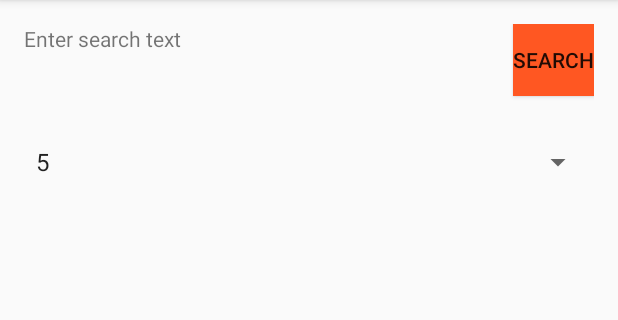
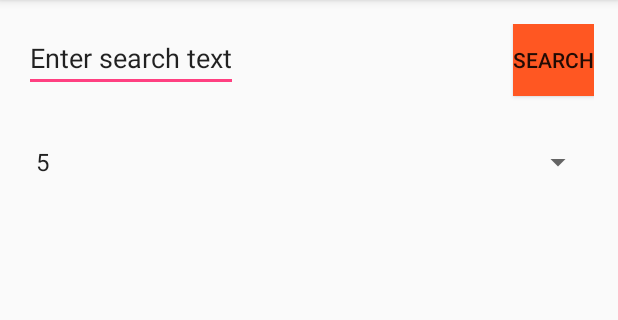
Before and after one commit to Favna/KB-50.10-Repo, an Android app: the screen it shows after launch (SearchActivity), on a phone screen of 412 x 824 dp, the part 84-404 px from its top. Run offline under Robolectric (Android 15) with nearby library versions, the phone set to English and light mode, and no system bars.

Commit message:
Goede text box voor text view

```diff
--- a/WorkSurge/app/src/main/java/com/example/method/worksurge/SearchActivity.java
+++ b/WorkSurge/app/src/main/java/com/example/method/worksurge/SearchActivity.java
@@ -9,6 +9,7 @@ import android.view.View;
 import android.view.Menu;
 import android.view.MenuItem;
 import android.widget.ArrayAdapter;
+import android.widget.EditText;
 import android.widget.Spinner;
 import android.widget.TextView;
 
@@ -72,17 +73,17 @@ public class SearchActivity extends AppCompatActivity {
 
     // Go to foundVacanciesActivity.
     public void foundVacanciesActivity(View v) {
-        // Can it be more clean / better?
-        TextView textSearchBox = (TextView) findViewById(R.id.txtSearchBox);
+        // Can
+        // it be more clean / better?
+        final EditText textSearchBox = (EditText) findViewById(R.id.txtSearch);
         Spinner spinnerKm = (Spinner) findViewById(R.id.static_spinner);
-        final String searchCrit = textSearchBox.getText().toString(); // SearchCriteria given by user
         final int radius = Integer.parseInt(spinnerKm.getSelectedItem().toString()); // KM radius, convert if non-standard
         final String location = ""; // GPS Loc
         final String activityChoice = "";
 
         executorService.execute(new Runnable() {
             public void run() {
-                wc.readWebsite(searchCrit, radius, location);
+                wc.readWebsite((String) textSearchBox.toString(), radius, location);
             }
         });
         executorService.shutdown(); // Shutdown thread when done
--- a/WorkSurge/app/src/main/res/layout/content_search.xml
+++ b/WorkSurge/app/src/main/res/layout/content_search.xml
@@ -21,14 +21,6 @@
         android:layout_alignParentStart="true"
         android:layout_marginTop="32dp" />
 
-    <TextView
-        android:layout_width="wrap_content"
-        android:layout_height="wrap_content"
-        android:textAppearance="?android:attr/textAppearanceSmall"
-        android:text="@string/txtSearchText"
-        android:id="@+id/txtSearchBox"
-        android:layout_alignParentLeft="true" />
-
     <Button
         style="?android:attr/buttonStyleSmall"
         android:layout_width="wrap_content"
@@ -41,4 +33,14 @@
         android:layout_alignParentRight="true"
         android:layout_alignParentEnd="true" />
 
+    <EditText
+        android:layout_width="wrap_content"
+        android:layout_height="wrap_content"
+        android:id="@+id/txtSearch"
+        android:layout_alignParentTop="true"
+        android:layout_alignParentLeft="true"
+        android:layout_alignParentStart="true"
+        android:text="@string/txtSearchBox"
+        android:inputType="text" />
+
 </RelativeLayout>
--- a/WorkSurge/app/src/main/res/values/strings.xml
+++ b/WorkSurge/app/src/main/res/values/strings.xml
@@ -12,4 +12,5 @@
 
     <!-- TODO: Remove or change this placeholder text -->
     <string name="hello_blank_fragment">Hello blank fragment</string>
+    <string name="txtSearchBox">Enter search text</string>
 </resources>
```
